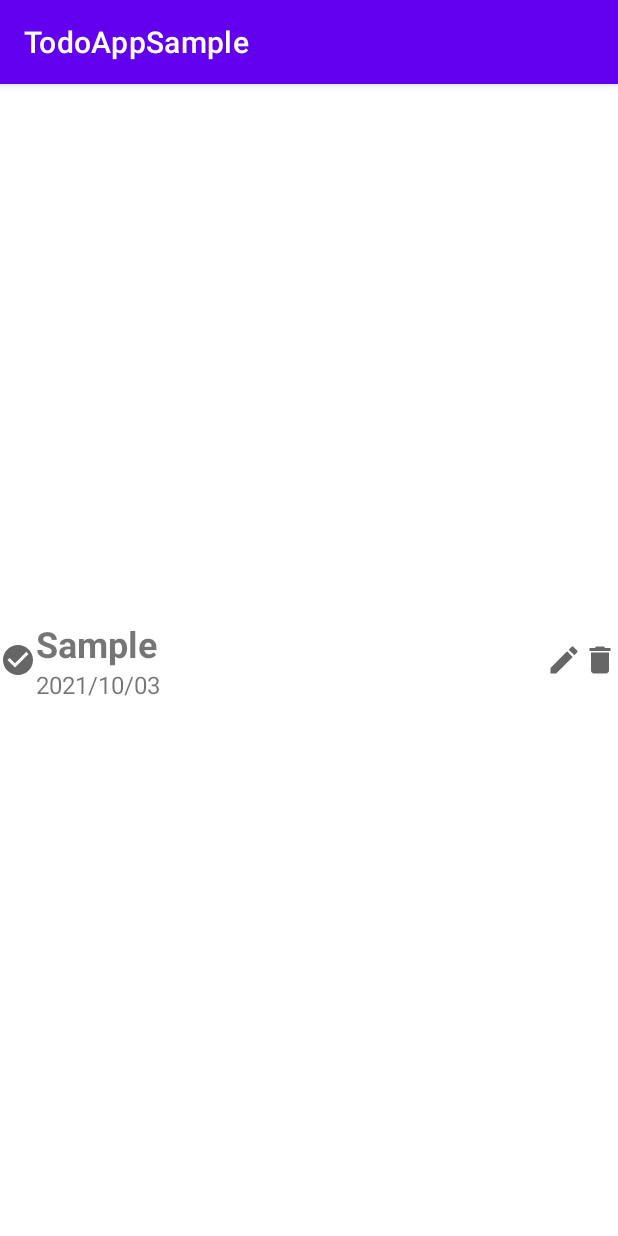
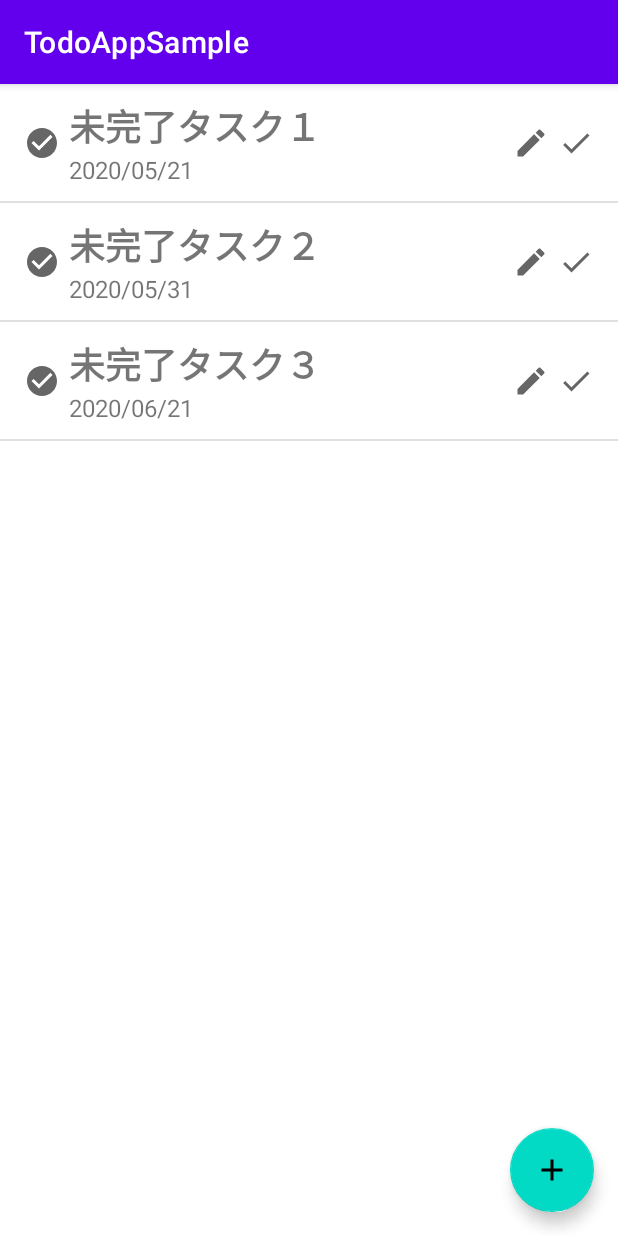
Before and after one commit to k-ohhara/TodoAppSample, an Android app: the screen it shows after launch (MainActivity), on a phone screen of 412 x 824 dp. Run offline under Robolectric (Android 15) with nearby library versions, the phone set to English and light mode, and no system bars; libraries missing offline, so code that uses them is left out: com.websarva.wings.

Commit message:
[add]2章 ダミーデータの未完成タスク一覧を表示する画面を作成

```diff
--- a/app/build.gradle
+++ b/app/build.gradle
@@ -1,6 +1,7 @@
 plugins {
     id 'com.android.application'
     id 'kotlin-android'
+    id 'kotlin-android-extensions'
 }
 
 android {
--- a/app/src/main/AndroidManifest.xml
+++ b/app/src/main/AndroidManifest.xml
@@ -9,6 +9,7 @@
         android:roundIcon="@mipmap/ic_launcher_round"
         android:supportsRtl="true"
         android:theme="@style/Theme.TodoAppSample">
+        <activity android:name=".CreateTodoActivity"></activity>
         <activity android:name=".MainActivity">
             <intent-filter>
                 <action android:name="android.intent.action.MAIN" />
--- /dev/null
+++ b/app/src/main/java/com/websarva/wings/android/todoappsample/CreateTodoActivity.kt
@@ -0,0 +1,14 @@
+package com.websarva.wings.android.todoappsample
+
+import android.os.Bundle
+import androidx.appcompat.app.AppCompatActivity
+
+/**
+ * タスク作成画面
+ */
+class CreateTodoActivity : AppCompatActivity() {
+    override fun onCreate(savedInstanceState: Bundle?) {
+        super.onCreate(savedInstanceState)
+        setContentView(R.layout.activity_create_todo)
+    }
+}
--- a/app/src/main/java/com/websarva/wings/android/todoappsample/MainActivity.kt
+++ b/app/src/main/java/com/websarva/wings/android/todoappsample/MainActivity.kt
@@ -1,11 +1,19 @@
 package com.websarva.wings.android.todoappsample
 
+import android.os.Bundle
 import androidx.appcompat.app.AppCompatActivity
-import android.os.Bundle
 
+/**
+ * MainActivity
+ */
 class MainActivity : AppCompatActivity() {
     override fun onCreate(savedInstanceState: Bundle?) {
         super.onCreate(savedInstanceState)
         setContentView(R.layout.activity_main)
+
+        // このアクティビティに未完成タスク一覧のフラグメントを表示する
+        supportFragmentManager.beginTransaction().apply {
+            replace(R.id.container, TodoListFragment.newInstance())
+        }.commit()
     }
 }
--- /dev/null
+++ b/app/src/main/java/com/websarva/wings/android/todoappsample/Todo.kt
@@ -0,0 +1,22 @@
+package com.websarva.wings.android.todoappsample
+
+/**
+ * タスクのデータクラス
+ *
+ * @param taskId タスクID
+ * @param taskName タスク名
+ * @param createdAt 登録日
+ * @param updatedAt 完了日
+ * @param expired 期限
+ * @param description メモ
+ * @param status ステータス 0:未完了 1:完了
+ */
+data class Todo(
+    val taskId: Int,
+    val taskName: String,
+    val createdAt: String,
+    val updatedAt: String,
+    val expired: String,
+    val description: String,
+    val status: Int
+)
--- /dev/null
+++ b/app/src/main/java/com/websarva/wings/android/todoappsample/TodoListFragment.kt
@@ -0,0 +1,90 @@
+package com.websarva.wings.android.todoappsample
+
+import android.content.Intent
+import android.os.Bundle
+import android.view.LayoutInflater
+import android.view.View
+import android.view.ViewGroup
+import android.widget.BaseAdapter
+import android.widget.TextView
+import androidx.fragment.app.Fragment
+import kotlinx.android.synthetic.main.fragment_todo_list.*
+
+/**
+ * 未完成タスクの一覧を表示するフラグメント
+ */
+class TodoListFragment : Fragment() {
+
+    override fun onCreateView(
+        inflater: LayoutInflater, container: ViewGroup?,
+        savedInstanceState: Bundle?
+    ): View? {
+        return inflater.inflate(R.layout.fragment_todo_list, container, false)
+    }
+
+    override fun onViewCreated(view: View, savedInstanceState: Bundle?) {
+        super.onViewCreated(view, savedInstanceState)
+
+        // タスク追加ボタン押下時
+        addTodoButton.setOnClickListener {
+            // タスク作成画面へ遷移する
+            startActivity(Intent(context, CreateTodoActivity::class.java))
+        }
+
+        // TODO ダミーデータ
+        val tasks = arrayListOf<Todo>()
+        // ダミーデータをセットしたタスク
+        val task1 = Todo(0, "未完了タスク１", "", "", "2020/05/21", "", 0)
+        val task2 = Todo(0, "未完了タスク２", "", "", "2020/05/31", "", 0)
+        val task3 = Todo(0, "未完了タスク３", "", "", "2020/06/21", "", 0)
+        // ダミーデータのタスクをセットする
+        tasks.add(task1)
+        tasks.add(task2)
+        tasks.add(task3)
+        // リストビューを表示
+        todoListView.adapter = TodoAdapter(tasks)
+    }
+
+    /**
+     * 未完成タスク一覧を表示するためのアダプタークラス
+     */
+    private class TodoAdapter(private val tasks: List<Todo>) : BaseAdapter() {
+
+        // データセットに含まれるアイテムの数を返す
+        override fun getCount() = tasks.size
+
+        // データセット内の指定された位置に関連付けられているデータ項目を返す
+        override fun getItem(position: Int) = tasks[position]
+
+        // リスト内の指定された位置に関連付けられている行IDを返す
+        override fun getItemId(position: Int) = position.toLong()
+
+        // データセット内の指定された位置にあるデータを表示するビューを返す
+        override fun getView(position: Int, convertView: View?, parent: ViewGroup): View {
+
+            // 指定した未完成タスクを取得
+            val task = getItem(position)
+
+            // 返却するビューのレイアウトを指定
+            val rowView = convertView ?: LayoutInflater.from(parent.context)
+                .inflate(R.layout.list_todo_item, parent, false)
+
+            // タスク名をセットする
+            rowView.findViewById<TextView>(R.id.todoTitle).apply {
+                text = task.taskName
+            }
+
+            // 期限をセットする
+            rowView.findViewById<TextView>(R.id.todoDate).apply {
+                text = task.expired
+            }
+
+            return rowView
+        }
+
+    }
+
+    companion object {
+        fun newInstance() = TodoListFragment()
+    }
+}
--- /dev/null
+++ b/app/src/main/res/drawable/baseline_add_24.xml
@@ -0,0 +1,10 @@
+<vector xmlns:android="http://schemas.android.com/apk/res/android"
+    android:width="24dp"
+    android:height="24dp"
+    android:viewportWidth="24"
+    android:viewportHeight="24"
+    android:tint="?attr/colorControlNormal">
+  <path
+      android:fillColor="@android:color/white"
+      android:pathData="M19,13h-6v6h-2v-6H5v-2h6V5h2v6h6v2z"/>
+</vector>
--- /dev/null
+++ b/app/src/main/res/drawable/baseline_check_24.xml
@@ -0,0 +1,10 @@
+<vector xmlns:android="http://schemas.android.com/apk/res/android"
+    android:width="24dp"
+    android:height="24dp"
+    android:viewportWidth="24"
+    android:viewportHeight="24"
+    android:tint="?attr/colorControlNormal">
+  <path
+      android:fillColor="@android:color/white"
+      android:pathData="M9,16.17L4.83,12l-1.42,1.41L9,19 21,7l-1.41,-1.41z"/>
+</vector>
--- /dev/null
+++ b/app/src/main/res/layout/activity_create_todo.xml
@@ -0,0 +1,20 @@
+<?xml version="1.0" encoding="utf-8"?>
+<androidx.constraintlayout.widget.ConstraintLayout xmlns:android="http://schemas.android.com/apk/res/android"
+    xmlns:app="http://schemas.android.com/apk/res-auto"
+    xmlns:tools="http://schemas.android.com/tools"
+    android:layout_width="match_parent"
+    android:layout_height="match_parent"
+    tools:context=".CreateTodoActivity">
+
+    <TextView
+        android:layout_width="wrap_content"
+        android:layout_height="wrap_content"
+        android:text="CreateTodoActivity"
+        android:textSize="@dimen/todoTitle"
+        android:textStyle="bold"
+        app:layout_constraintBottom_toBottomOf="parent"
+        app:layout_constraintLeft_toLeftOf="parent"
+        app:layout_constraintRight_toRightOf="parent"
+        app:layout_constraintTop_toTopOf="parent" />
+
+</androidx.constraintlayout.widget.ConstraintLayout>
--- a/app/src/main/res/layout/activity_main.xml
+++ b/app/src/main/res/layout/activity_main.xml
@@ -1,61 +1,13 @@
 <?xml version="1.0" encoding="utf-8"?>
 <androidx.constraintlayout.widget.ConstraintLayout xmlns:android="http://schemas.android.com/apk/res/android"
-    xmlns:app="http://schemas.android.com/apk/res-auto"
     xmlns:tools="http://schemas.android.com/tools"
     android:layout_width="match_parent"
     android:layout_height="match_parent"
     tools:context=".MainActivity">
 
-    <ImageView
-        android:id="@+id/todoCheck"
-        android:layout_width="wrap_content"
-        android:layout_height="wrap_content"
-        android:contentDescription="@string/imageView"
-        android:src="@drawable/baseline_check_circle_24"
-        app:layout_constraintBottom_toBottomOf="parent"
-        app:layout_constraintLeft_toLeftOf="parent"
-        app:layout_constraintTop_toTopOf="parent" />
-
-    <TextView
-        android:id="@+id/todoTitle"
-        android:layout_width="wrap_content"
-        android:layout_height="wrap_content"
-        android:text="@string/todoTitle"
-        android:textSize="@dimen/todoTitle"
-        android:textStyle="bold"
-        app:layout_constraintBottom_toTopOf="@+id/todoDate"
-        app:layout_constraintLeft_toRightOf="@+id/todoCheck"
-        app:layout_constraintTop_toTopOf="parent"
-        app:layout_constraintVertical_chainStyle="packed" />
-
-    <TextView
-        android:id="@+id/todoDate"
-        android:layout_width="wrap_content"
-        android:layout_height="wrap_content"
-        android:text="@string/todoDate"
-        android:textSize="@dimen/todoDate"
-        app:layout_constraintBottom_toBottomOf="parent"
-        app:layout_constraintLeft_toRightOf="@+id/todoCheck"
-        app:layout_constraintTop_toBottomOf="@+id/todoTitle" />
-
-    <ImageView
-        android:id="@+id/todoEdit"
-        android:layout_width="wrap_content"
-        android:layout_height="wrap_content"
-        android:contentDescription="@string/imageView"
-        android:src="@drawable/baseline_edit_24"
-        app:layout_constraintBottom_toBottomOf="parent"
-        app:layout_constraintRight_toLeftOf="@+id/todoDelete"
-        app:layout_constraintTop_toTopOf="parent" />
-
-    <ImageView
-        android:id="@+id/todoDelete"
-        android:layout_width="wrap_content"
-        android:layout_height="wrap_content"
-        android:contentDescription="@string/imageView"
-        android:src="@drawable/baseline_delete_24"
-        app:layout_constraintBottom_toBottomOf="parent"
-        app:layout_constraintRight_toRightOf="parent"
-        app:layout_constraintTop_toTopOf="parent" />
+    <FrameLayout
+        android:id="@+id/container"
+        android:layout_width="match_parent"
+        android:layout_height="match_parent" />
 
 </androidx.constraintlayout.widget.ConstraintLayout>
--- /dev/null
+++ b/app/src/main/res/layout/fragment_todo_list.xml
@@ -0,0 +1,24 @@
+<?xml version="1.0" encoding="utf-8"?>
+<androidx.constraintlayout.widget.ConstraintLayout xmlns:android="http://schemas.android.com/apk/res/android"
+    xmlns:app="http://schemas.android.com/apk/res-auto"
+    xmlns:tools="http://schemas.android.com/tools"
+    android:layout_width="match_parent"
+    android:layout_height="match_parent"
+    tools:context=".TodoListFragment">
+
+    <ListView
+        android:id="@+id/todoListView"
+        android:layout_width="match_parent"
+        android:layout_height="match_parent" />
+
+    <com.google.android.material.floatingactionbutton.FloatingActionButton
+        android:id="@+id/addTodoButton"
+        android:layout_width="wrap_content"
+        android:layout_height="wrap_content"
+        android:layout_margin="16dp"
+        android:contentDescription="@string/fab"
+        android:src="@drawable/baseline_add_24"
+        app:layout_constraintBottom_toBottomOf="parent"
+        app:layout_constraintRight_toRightOf="parent" />
+
+</androidx.constraintlayout.widget.ConstraintLayout>
--- /dev/null
+++ b/app/src/main/res/layout/list_todo_item.xml
@@ -0,0 +1,64 @@
+<?xml version="1.0" encoding="utf-8"?>
+<androidx.constraintlayout.widget.ConstraintLayout xmlns:android="http://schemas.android.com/apk/res/android"
+    xmlns:app="http://schemas.android.com/apk/res-auto"
+    xmlns:tools="http://schemas.android.com/tools"
+    android:layout_width="match_parent"
+    android:layout_height="match_parent"
+    android:padding="10dp"
+    tools:context=".TodoListFragment">
+
+    <ImageView
+        android:id="@+id/todoStatus"
+        android:layout_width="wrap_content"
+        android:layout_height="wrap_content"
+        android:contentDescription="@string/imageView"
+        android:padding="6dp"
+        android:src="@drawable/baseline_check_circle_24"
+        app:layout_constraintBottom_toBottomOf="parent"
+        app:layout_constraintLeft_toLeftOf="parent"
+        app:layout_constraintTop_toTopOf="parent" />
+
+    <TextView
+        android:id="@+id/todoTitle"
+        android:layout_width="wrap_content"
+        android:layout_height="wrap_content"
+        android:text="@string/todoTitle"
+        android:textSize="@dimen/todoTitle"
+        android:textStyle="bold"
+        app:layout_constraintBottom_toTopOf="@+id/todoDate"
+        app:layout_constraintLeft_toRightOf="@+id/todoStatus"
+        app:layout_constraintTop_toTopOf="parent"
+        app:layout_constraintVertical_chainStyle="packed" />
+
+    <TextView
+        android:id="@+id/todoDate"
+        android:layout_width="wrap_content"
+        android:layout_height="wrap_content"
+        android:text="@string/todoDate"
+        android:textSize="@dimen/todoDate"
+        app:layout_constraintBottom_toBottomOf="parent"
+        app:layout_constraintLeft_toRightOf="@+id/todoStatus"
+        app:layout_constraintTop_toBottomOf="@+id/todoTitle" />
+
+    <ImageView
+        android:id="@+id/todoEdit"
+        android:layout_width="wrap_content"
+        android:layout_height="wrap_content"
+        android:contentDescription="@string/imageView"
+        android:src="@drawable/baseline_edit_24"
+        app:layout_constraintBottom_toBottomOf="parent"
+        app:layout_constraintRight_toLeftOf="@+id/todoCheck"
+        app:layout_constraintTop_toTopOf="parent" />
+
+    <ImageView
+        android:id="@+id/todoCheck"
+        android:layout_width="wrap_content"
+        android:layout_height="wrap_content"
+        android:contentDescription="@string/imageView"
+        android:padding="6dp"
+        android:src="@drawable/baseline_check_24"
+        app:layout_constraintBottom_toBottomOf="parent"
+        app:layout_constraintRight_toRightOf="parent"
+        app:layout_constraintTop_toTopOf="parent" />
+
+</androidx.constraintlayout.widget.ConstraintLayout>
--- a/app/src/main/res/values/strings.xml
+++ b/app/src/main/res/values/strings.xml
@@ -3,4 +3,5 @@
     <string name="todoTitle">Sample</string>
     <string name="todoDate">2021/10/03</string>
     <string name="imageView">ImageView</string>
+    <string name="fab">FAB</string>
 </resources>
```
